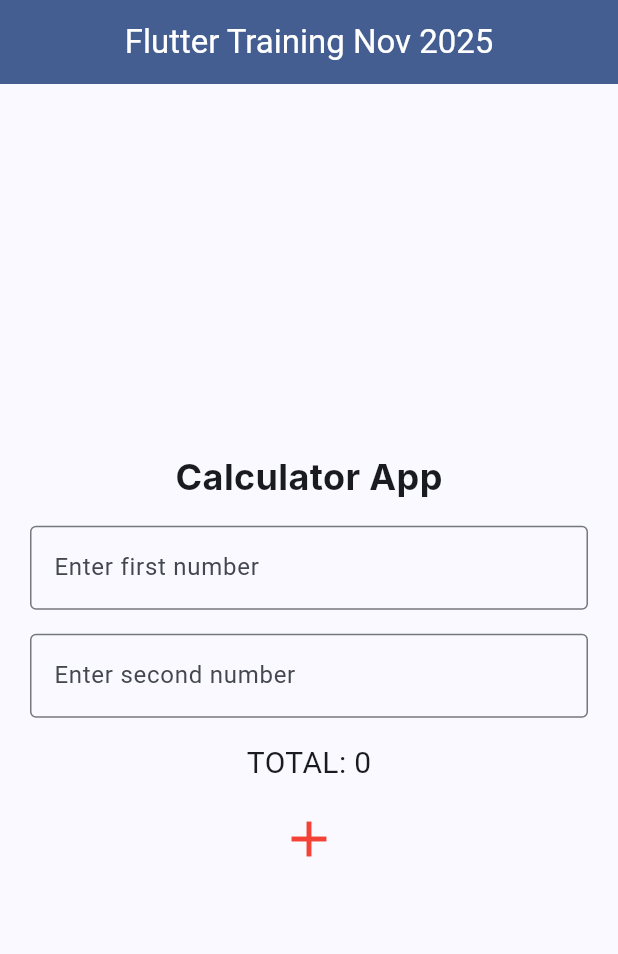
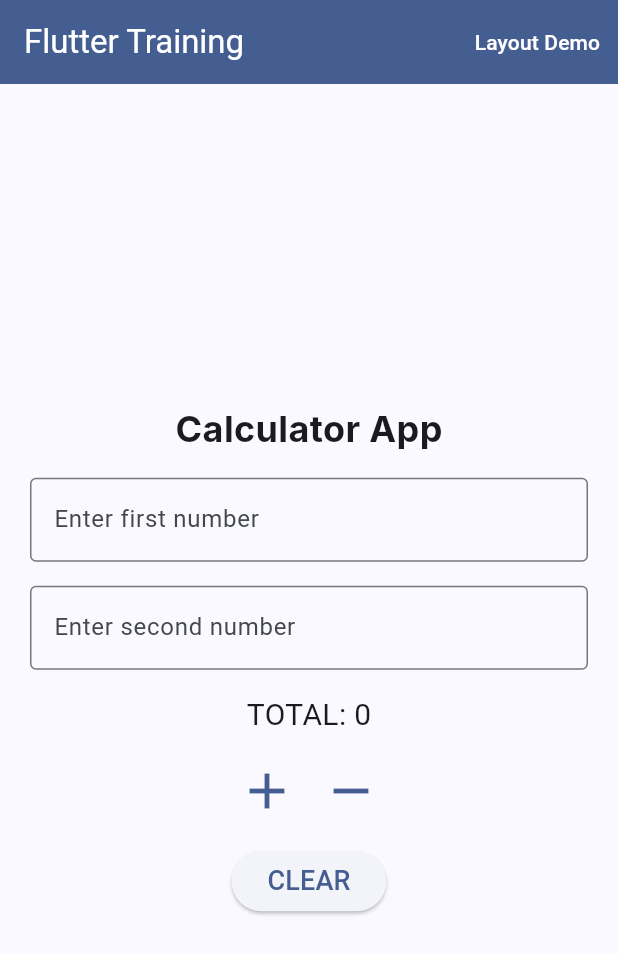
Before and after one commit to ammarzrin/mymahir_flutterbootcamp, a Flutter app: the screen it shows after launch, after a tap on the "add" icon, on a phone screen of 412 x 824 dp. Shown: the top 954 px of the screen. Run offline on Flutter 3.47's test engine with Material 3 defaults, Android fonts, the phone set to English and light mode, and no system bars; Roboto replaces fonts that are missing (Inter).

Commit message:
afternoon session day 1

```diff
--- a/lib/main.dart
+++ b/lib/main.dart
@@ -1,4 +1,5 @@
 import 'package:flutter/material.dart';
+import 'package:myflutter_nov2025/layout.dart';
 
 void main() {
   runApp(const MyApp());
@@ -11,12 +12,14 @@ class MyApp extends StatelessWidget {
   Widget build(BuildContext context) {
     return MaterialApp(
       debugShowCheckedModeBanner: false,
-      title: 'Flutter Training MyMahir',
+      title: 'MyMahir Flutter Bootcamp Nov 2025',
       theme: ThemeData(
         colorScheme: .fromSeed(seedColor: Colors.blueAccent),
+        // colorScheme: .fromSwatch(primarySwatch: Colors.blue),
         useMaterial3: true,
       ),
-      home: const MyHomePage(title: 'Flutter Training Nov 2025'),
+      home: const MyHomePage(title: 'Flutter Training'),
+      // home: const LayoutDemo(),
     );
   }
 }
@@ -36,13 +39,26 @@ class _MyHomePageState extends State<MyHomePage> {
   final TextEditingController num2Controller = TextEditingController();
   int total = 0;
 
-  void calculate() {
+  void calculate(String operation) {
     setState(() {
       if (num1Controller.text.isNotEmpty && num1Controller.text.isNotEmpty) {
         int num1 = int.parse(num1Controller.text);
         int num2 = int.parse(num2Controller.text);
+
+        if (operation == '+') {
           total = num1 + num2;
+        } else {
+          total = num1 - num2;
         }
+      }
+    });
+  }
+
+  void clear() {
+    setState(() {
+      num1Controller.clear();
+      num2Controller.clear();
+      total = 0;
     });
   }
 
@@ -52,9 +68,18 @@ class _MyHomePageState extends State<MyHomePage> {
       appBar: AppBar(
         backgroundColor: Theme.of(context).colorScheme.primary,
         // backgroundColor: Colors.amber,
-        title: Center(
-          child: Text(widget.title, style: TextStyle(color: Colors.white)),
+        title: Text(widget.title, style: TextStyle(color: Colors.white)),
+        actions: [
+          TextButton(
+            onPressed: () {
+              Navigator.push(
+                context,
+                MaterialPageRoute(builder: (context) => LayoutDemo()),
+              );
+            },
+            child: Text("Layout Demo", style: TextStyle(color: Colors.white)),
           ),
+        ],
       ),
       body: Center(
         child: Column(
@@ -98,21 +123,38 @@ class _MyHomePageState extends State<MyHomePage> {
               padding: EdgeInsets.symmetric(horizontal: 50, vertical: 8),
               child: Text("TOTAL: $total", style: TextStyle(fontSize: 20)),
             ),
+            Row(
+              mainAxisAlignment: MainAxisAlignment.center,
+              children: [
                 IconButton(
                   onPressed: () {
-                calculate();
+                    calculate('+');
                   },
                   icon: Icon(
                     Icons.add,
-                color: Colors.red,
+                    color: Theme.of(context).colorScheme.primary,
                     size: 40,
-                // shadows: [
-                //   Shadow(
-                //     blurRadius: 5.0,
-                //     color: Colors.grey,
-                //     offset: Offset(2.0, 2.0),
-                //   ),
-                // ],
+                  ),
+                ),
+                IconButton(
+                  onPressed: () {
+                    calculate('-');
+                  },
+                  icon: Icon(
+                    Icons.remove,
+                    color: Theme.of(context).colorScheme.primary,
+                    size: 40,
+                  ),
+                ),
+              ],
+            ),
+            Padding(
+              padding: const EdgeInsets.symmetric(horizontal: 50, vertical: 8),
+              child: ElevatedButton(
+                onPressed: () {
+                  clear();
+                },
+                child: Text("CLEAR", style: TextStyle(fontSize: 18)),
               ),
             ),
           ],
```
Also changed, not shown: lib/layout.dart (added, +117 -0 lines), pubspec.yaml (+3 -4 lines), assets/images/lake.jpg (added). Lines whose indentation alone changed are shown as unchanged.
